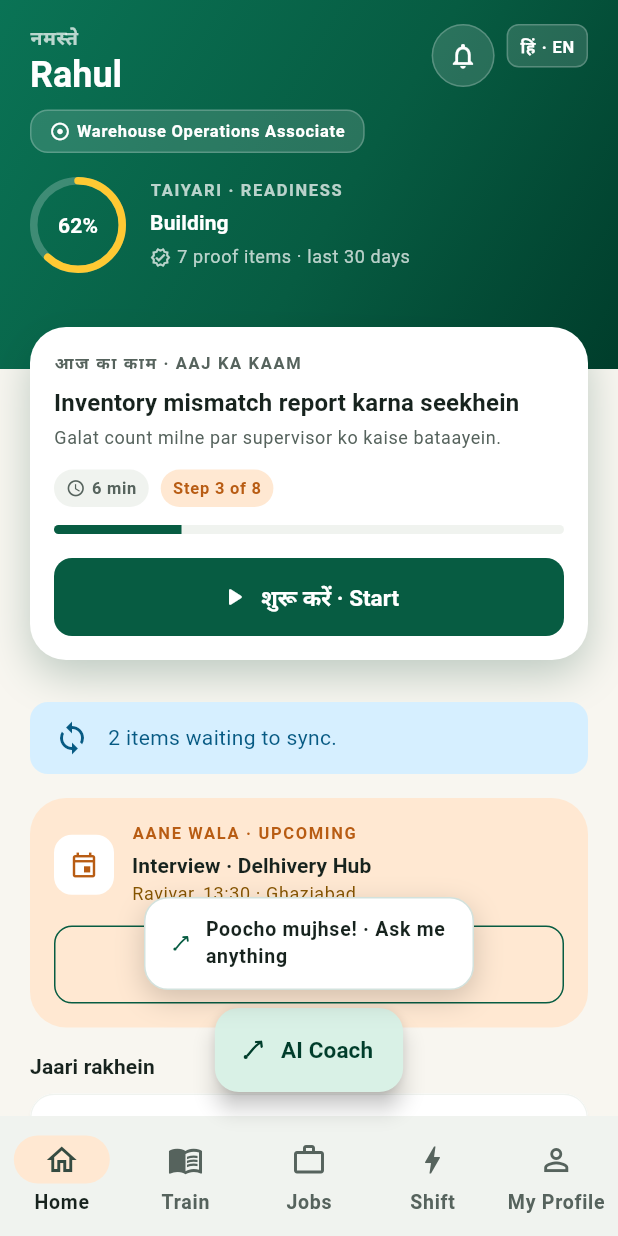
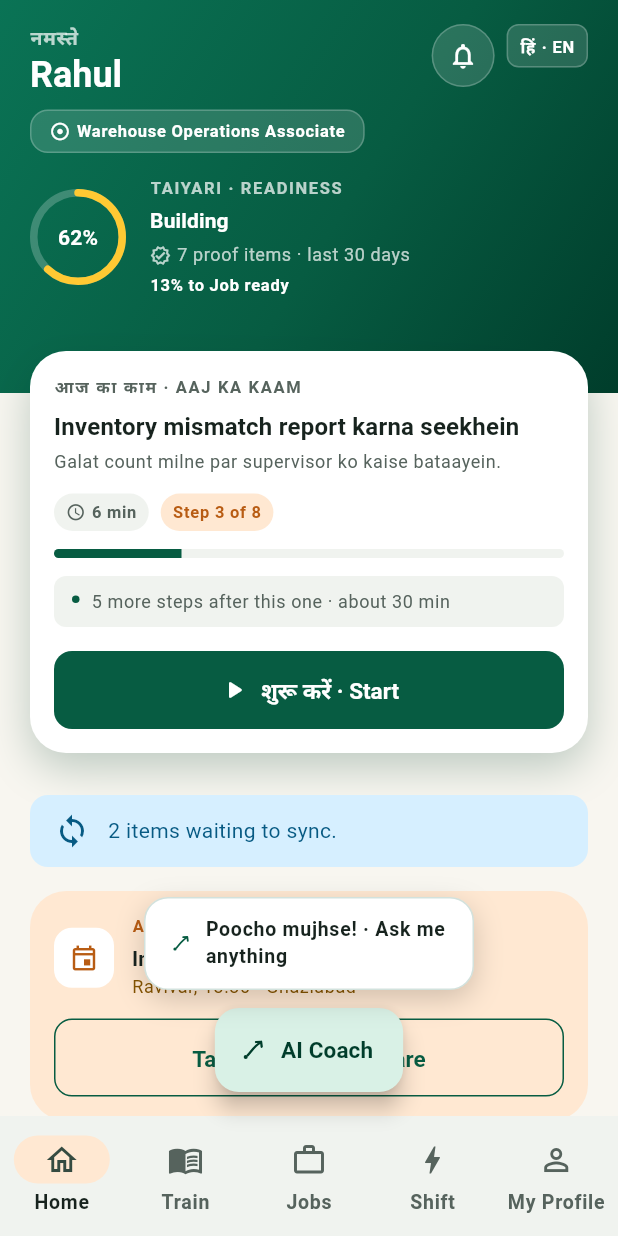
Before and after one commit to manushivendra-shivanya/skilling-platform, a Flutter app: the screen it shows after launch, after a tap on "Skip to home (dev)", on a phone screen of 412 x 824 dp. Run offline on Flutter 3.47's test engine with Material 3 defaults, Android fonts, the phone set to English and light mode, and no system bars; our stand-ins replace dio, flutter_riverpod, flutter_secure_storage, go_router, google_sign_in, shimmer and 3 more; missing offline and left inert: record; accounts and stored records are empty; project files that could hold a hidden picture were left out.

Commit message:
Home: add plain-language insight lines (Option B density pass) (#99)
Home read thin against Jobs/Shift/Train's list-heavy screens. Rather
than adding new sections with new data sources, this turns numbers
Home already fetches into sentences a candidate actually reads:

- Readiness header: "13% to Job ready" under the coarse band label,
  computed from readinessProgress alone (the same field the band
  itself already reads) -- null once already Job ready, since there's
  no further band to point toward.
- TodayMissionCard: "5 more steps after this one - about 30 min",
  extrapolated from the current step's own duration.
- Pathway row: "8 lessons left to finish {pathway.title}".

New AppInsightLine shared widget carries the muted, quiet treatment
for all three so they read as one system rather than three one-off
Text widgets. Zero new HomeDashboard/TodayMission/PathwayProgress
fields -- every line is a pure getter over data already on the model,
so this ships mobile-only with no backend change.

flutter analyze: no issues. flutter test: all 471 tests pass,
including new unit coverage for the three getters (band-threshold
math, the deliberate round-up-not-nearest behavior, and the
already-job-ready null case) and widget coverage confirming the
sample dashboard's exact expected strings.

Co-authored-by: Claude <noreply@anthropic.com>

```diff
--- /dev/null
+++ b/apps/candidate-mobile/lib/core/widgets/app_insight_line.dart
@@ -0,0 +1,57 @@
+import 'package:flutter/material.dart';
+
+import '../../app/theme/app_colors.dart';
+import '../../app/theme/app_radius.dart';
+import '../../app/theme/app_spacing.dart';
+
+/// One plain-language observation about a card's own numbers -- "8 lessons
+/// left to finish Receiving" instead of a bare percentage and a bar left to
+/// the reader to translate. Muted and quiet by design: it explains, it
+/// doesn't compete with the card's own title or primary action.
+///
+/// Every instance renders a fact already computed from data the card is
+/// already showing -- see the `*ProgressNote`/`stepsRemaining*` getters on
+/// [HomeDashboard]/[TodayMission]/[PathwayProgress] that feed this. It never
+/// carries data pulled in on its own.
+class AppInsightLine extends StatelessWidget {
+  const AppInsightLine({required this.text, super.key});
+
+  final String text;
+
+  @override
+  Widget build(BuildContext context) {
+    return Container(
+      width: double.infinity,
+      padding: const EdgeInsets.symmetric(
+        horizontal: AppSpacing.sm,
+        vertical: AppSpacing.xs,
+      ),
+      decoration: BoxDecoration(
+        color: AppColors.surfaceMuted,
+        borderRadius: AppRadius.smallBorder,
+      ),
+      child: Row(
+        crossAxisAlignment: CrossAxisAlignment.start,
+        children: [
+          Container(
+            width: 5,
+            height: 5,
+            margin: const EdgeInsets.only(top: 5, right: AppSpacing.xs),
+            decoration: const BoxDecoration(
+              color: AppColors.brand,
+              shape: BoxShape.circle,
+            ),
+          ),
+          Expanded(
+            child: Text(
+              text,
+              style: Theme.of(
+                context,
+              ).textTheme.bodySmall?.copyWith(color: AppColors.inkMuted),
+            ),
+          ),
+        ],
+      ),
+    );
+  }
+}
--- a/apps/candidate-mobile/lib/features/home/domain/home_dashboard_repository.dart
+++ b/apps/candidate-mobile/lib/features/home/domain/home_dashboard_repository.dart
@@ -67,9 +67,39 @@ class HomeDashboard {
   /// states rather than a precise number: the spec forbids presenting a score
   /// with more confidence than the evidence behind it supports.
   ReadinessBand get readinessBand {
-    if (readinessProgress < 0.34) return ReadinessBand.starting;
-    if (readinessProgress < 0.75) return ReadinessBand.building;
+    if (readinessProgress < _buildingThreshold) return ReadinessBand.starting;
+    if (readinessProgress < _jobReadyThreshold) return ReadinessBand.building;
     return ReadinessBand.jobReady;
+  }
+
+  static const double _buildingThreshold = 0.34;
+  static const double _jobReadyThreshold = 0.75;
+
+  /// A short, plain-language nudge toward the next [ReadinessBand] -- e.g.
+  /// "13% to Job ready" -- shown alongside the coarse band above so the
+  /// screen says something a candidate can act on, not just a label. Null
+  /// once already at [ReadinessBand.jobReady]: there is no further band to
+  /// point toward.
+  ///
+  /// Computed from [readinessProgress] alone, the same field the coarse band
+  /// already reads -- no new data source, just a second way of saying it.
+  String? get readinessBandProgressNote {
+    final ReadinessBand next;
+    final double threshold;
+    switch (readinessBand) {
+      case ReadinessBand.starting:
+        next = ReadinessBand.building;
+        threshold = _buildingThreshold;
+      case ReadinessBand.building:
+        next = ReadinessBand.jobReady;
+        threshold = _jobReadyThreshold;
+      case ReadinessBand.jobReady:
+        return null;
+    }
+    // Rounds up, not to nearest: "0% to Job ready" while still one point
+    // short of the threshold would read as done when it isn't.
+    final percent = ((threshold - readinessProgress) * 100).ceil();
+    return '$percent% to ${next.label}';
   }
 }
 
@@ -128,6 +158,17 @@ class TodayMission {
   final int totalSteps;
 
   double get progress => totalSteps == 0 ? 0 : (stepNumber - 1) / totalSteps;
+
+  /// Steps left in the pathway after this one. Zero when this is the last
+  /// step.
+  int get stepsRemainingAfterThis => totalSteps - stepNumber;
+
+  /// A rough total-time estimate for [stepsRemainingAfterThis], assuming
+  /// each remaining step costs about as long as this one -- the only signal
+  /// available, and only ever shown behind an "about" in the UI for that
+  /// reason, not as a promise.
+  int get estimatedMinutesRemainingAfterThis =>
+      stepsRemainingAfterThis * durationMinutes;
 }
 
 /// Position within the assigned learning pathway.
@@ -143,6 +184,9 @@ class PathwayProgress {
   final int totalUnits;
 
   double get fraction => totalUnits == 0 ? 0 : completedUnits / totalUnits;
+
+  /// Lessons left to finish this pathway. Zero once complete.
+  int get remainingUnits => totalUnits - completedUnits;
 }
 
 /// A scheduled, real-world commitment. This is the only item on Home that the
--- a/apps/candidate-mobile/lib/features/home/presentation/home_dashboard_screen.dart
+++ b/apps/candidate-mobile/lib/features/home/presentation/home_dashboard_screen.dart
@@ -10,6 +10,7 @@ import '../../../core/analytics/analytics_event.dart';
 import '../../../core/errors/app_failure.dart';
 import '../../../core/widgets/app_card.dart';
 import '../../../core/widgets/app_icon_plate.dart';
+import '../../../core/widgets/app_insight_line.dart';
 import '../../../core/widgets/app_meter_bar.dart';
 import '../../../core/widgets/app_skeleton.dart';
 import '../../../core/widgets/app_state_view.dart';
@@ -316,6 +317,15 @@ class _PathwayRow extends StatelessWidget {
           ),
           const SizedBox(height: AppSpacing.xxs),
           AppMeterBar(value: learningProgress),
+          // Zero once the pathway is finished -- nothing left to count down.
+          if (pathway.remainingUnits > 0) ...[
+            const SizedBox(height: AppSpacing.sm),
+            AppInsightLine(
+              text:
+                  '${pathway.remainingUnits} lessons left to finish '
+                  '${pathway.title}',
+            ),
+          ],
         ],
       ),
     );
--- a/apps/candidate-mobile/lib/features/home/presentation/home_header.dart
+++ b/apps/candidate-mobile/lib/features/home/presentation/home_header.dart
@@ -151,6 +151,21 @@ class HomeHeader extends StatelessWidget {
                         ),
                       ],
                     ),
+                    // Turns the band label into something actionable rather
+                    // than a bare status word -- null once already at
+                    // ReadinessBand.jobReady, which is the one state that
+                    // has nothing further to point toward.
+                    if (dashboard.readinessBandProgressNote
+                        case final note?) ...[
+                      const SizedBox(height: AppSpacing.xxs),
+                      Text(
+                        note,
+                        style: Theme.of(context).textTheme.labelSmall?.copyWith(
+                          color: Colors.white,
+                          fontWeight: FontWeight.w700,
+                        ),
+                      ),
+                    ],
                   ],
                 ),
               ),
--- a/apps/candidate-mobile/lib/features/home/presentation/today_mission_card.dart
+++ b/apps/candidate-mobile/lib/features/home/presentation/today_mission_card.dart
@@ -4,6 +4,7 @@ import '../../../app/theme/app_colors.dart';
 import '../../../app/theme/app_radius.dart';
 import '../../../app/theme/app_spacing.dart';
 import '../../../core/widgets/app_button.dart';
+import '../../../core/widgets/app_insight_line.dart';
 import '../../../core/widgets/app_meter_bar.dart';
 import '../domain/home_dashboard_repository.dart';
 
@@ -88,6 +89,17 @@ class TodayMissionCard extends StatelessWidget {
           ),
           const SizedBox(height: AppSpacing.sm),
           AppMeterBar(value: mission.progress),
+          // Zero once this is the pathway's last step -- nothing left to
+          // estimate, so the line would just be noise.
+          if (mission.stepsRemainingAfterThis > 0) ...[
+            const SizedBox(height: AppSpacing.sm),
+            AppInsightLine(
+              text:
+                  '${mission.stepsRemainingAfterThis} more steps after this '
+                  'one · about ${mission.estimatedMinutesRemainingAfterThis} '
+                  'min',
+            ),
+          ],
           const SizedBox(height: AppSpacing.md),
           AppButton(
             label: 'शुरू करें · Start',
```
Also changed, not shown: 3 other files.
